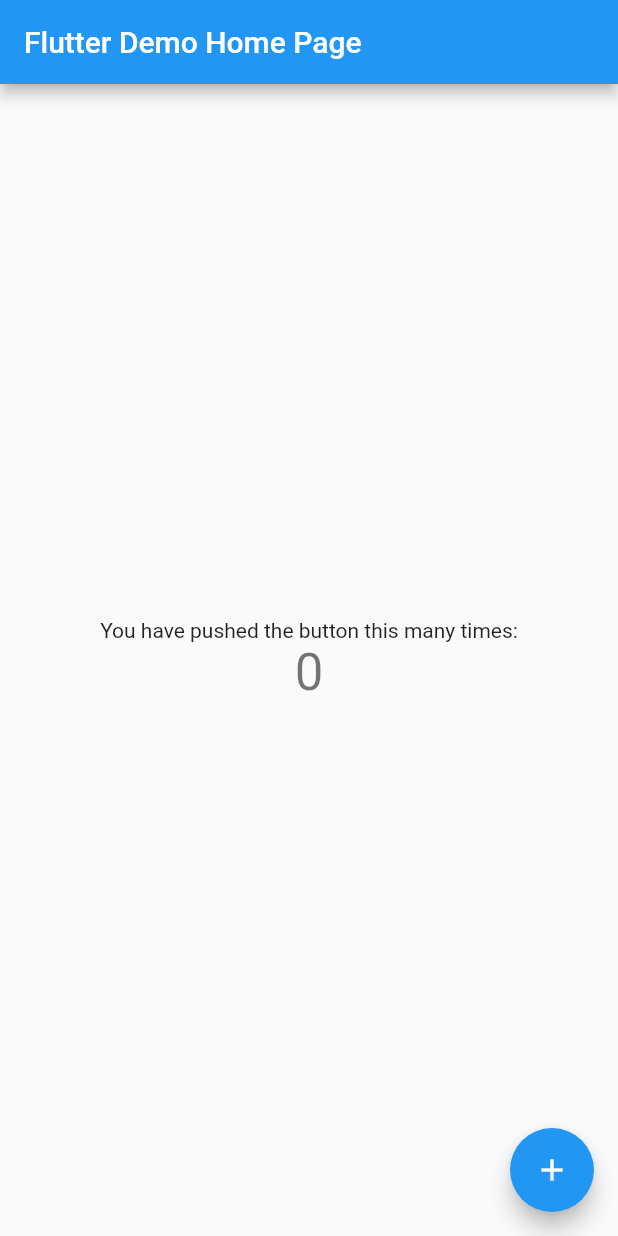
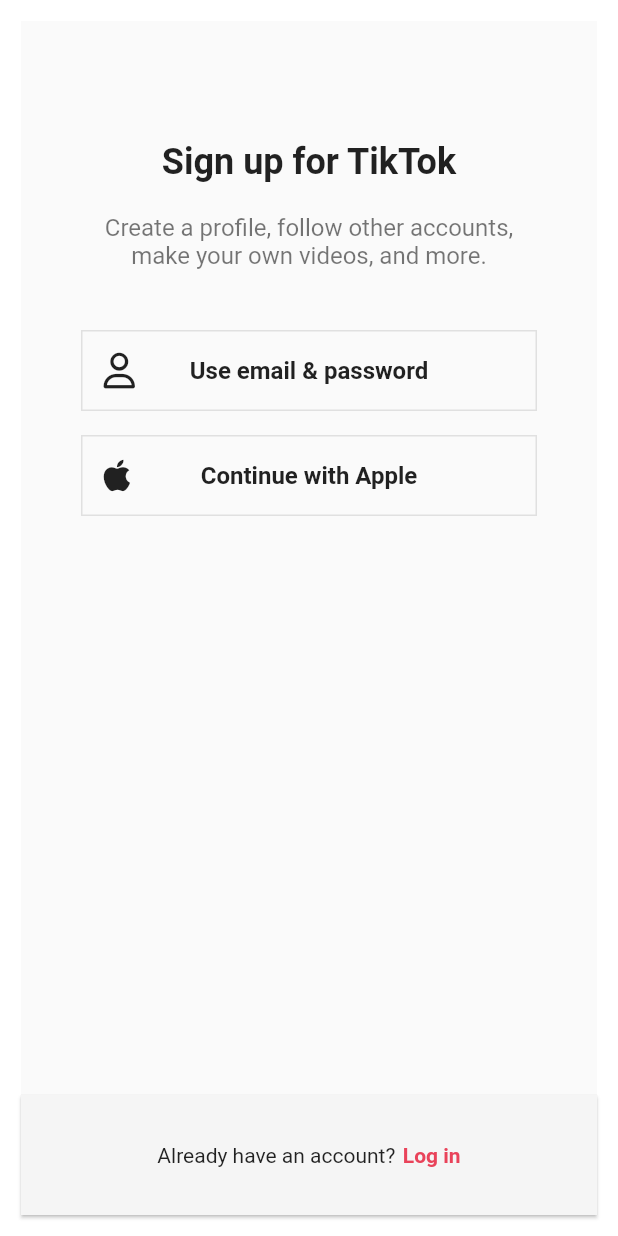
Before and after one commit to kks653/tiktok_clone, a Flutter app: the screen it shows after launch, on a phone screen of 412 x 824 dp. Run offline on Flutter 3.47's test engine with Material 2 defaults, Android fonts, the phone set to English and light mode, and no system bars; our stand-ins replace font_awesome_flutter.

Commit message:
feat: 로그인 및 회원가입 화면 드래프트

```diff
--- a/lib/constants/gaps.dart
+++ b/lib/constants/gaps.dart
@@ -0,0 +1,67 @@
+import 'package:flutter/material.dart';
+import 'package:tiktok_clone/constants/sizes.dart';
+
+class Gaps {
+  // Vertical Gaps
+  static const v1 = SizedBox(height: Sizes.size1);
+  static const v2 = SizedBox(height: Sizes.size2);
+  static const v3 = SizedBox(height: Sizes.size3);
+  static const v4 = SizedBox(height: Sizes.size4);
+  static const v5 = SizedBox(height: Sizes.size5);
+  static const v6 = SizedBox(height: Sizes.size6);
+  static const v7 = SizedBox(height: Sizes.size7);
+  static const v8 = SizedBox(height: Sizes.size8);
+  static const v9 = SizedBox(height: Sizes.size9);
+  static const v10 = SizedBox(height: Sizes.size10);
+  static const v11 = SizedBox(height: Sizes.size11);
+  static const v12 = SizedBox(height: Sizes.size12);
+  static const v14 = SizedBox(height: Sizes.size14);
+  static const v16 = SizedBox(height: Sizes.size16);
+  static const v20 = SizedBox(height: Sizes.size20);
+  static const v24 = SizedBox(height: Sizes.size24);
+  static const v28 = SizedBox(height: Sizes.size28);
+  static const v32 = SizedBox(height: Sizes.size32);
+  static const v36 = SizedBox(height: Sizes.size36);
+  static const v40 = SizedBox(height: Sizes.size40);
+  static const v44 = SizedBox(height: Sizes.size44);
+  static const v48 = SizedBox(height: Sizes.size48);
+  static const v52 = SizedBox(height: Sizes.size52);
+  static const v56 = SizedBox(height: Sizes.size56);
+  static const v60 = SizedBox(height: Sizes.size60);
+  static const v64 = SizedBox(height: Sizes.size64);
+  static const v72 = SizedBox(height: Sizes.size72);
+  static const v80 = SizedBox(height: Sizes.size80);
+  static const v96 = SizedBox(height: Sizes.size96);
+
+  // Horizontal Gaps
+
+  static const h1 = SizedBox(width: Sizes.size1);
+  static const h2 = SizedBox(width: Sizes.size2);
+  static const h3 = SizedBox(width: Sizes.size3);
+  static const h4 = SizedBox(width: Sizes.size4);
+  static const h5 = SizedBox(width: Sizes.size5);
+  static const h6 = SizedBox(width: Sizes.size6);
+  static const h7 = SizedBox(width: Sizes.size7);
+  static const h8 = SizedBox(width: Sizes.size8);
+  static const h9 = SizedBox(width: Sizes.size9);
+  static const h10 = SizedBox(width: Sizes.size10);
+  static const h11 = SizedBox(width: Sizes.size11);
+  static const h12 = SizedBox(width: Sizes.size12);
+  static const h14 = SizedBox(width: Sizes.size14);
+  static const h16 = SizedBox(width: Sizes.size16);
+  static const h20 = SizedBox(width: Sizes.size20);
+  static const h24 = SizedBox(width: Sizes.size24);
+  static const h28 = SizedBox(width: Sizes.size28);
+  static const h32 = SizedBox(width: Sizes.size32);
+  static const h36 = SizedBox(width: Sizes.size36);
+  static const h40 = SizedBox(width: Sizes.size40);
+  static const h44 = SizedBox(width: Sizes.size44);
+  static const h48 = SizedBox(width: Sizes.size48);
+  static const h52 = SizedBox(width: Sizes.size52);
+  static const h56 = SizedBox(width: Sizes.size56);
+  static const h60 = SizedBox(width: Sizes.size60);
+  static const h64 = SizedBox(width: Sizes.size64);
+  static const h72 = SizedBox(width: Sizes.size72);
+  static const h80 = SizedBox(width: Sizes.size80);
+  static const h96 = SizedBox(width: Sizes.size96);
+}
--- a/lib/constants/sizes.dart
+++ b/lib/constants/sizes.dart
@@ -0,0 +1,31 @@
+class Sizes {
+  static const size1 = 1.0;
+  static const size2 = 2.0;
+  static const size3 = 3.0;
+  static const size4 = 4.0;
+  static const size5 = 5.0;
+  static const size6 = 6.0;
+  static const size7 = 7.0;
+  static const size8 = 8.0;
+  static const size9 = 9.0;
+  static const size10 = 10.0;
+  static const size11 = 11.0;
+  static const size12 = 12.0;
+  static const size14 = 14.0;
+  static const size16 = 16.0;
+  static const size20 = 20.0;
+  static const size24 = 24.0;
+  static const size28 = 28.0;
+  static const size32 = 32.0;
+  static const size36 = 36.0;
+  static const size40 = 40.0;
+  static const size44 = 44.0;
+  static const size48 = 48.0;
+  static const size52 = 52.0;
+  static const size56 = 56.0;
+  static const size60 = 60.0;
+  static const size64 = 64.0;
+  static const size72 = 72.0;
+  static const size80 = 80.0;
+  static const size96 = 96.0;
+}
--- /dev/null
+++ b/lib/features/authentication/login_screen.dart
@@ -0,0 +1,82 @@
+import 'package:flutter/material.dart';
+import 'package:font_awesome_flutter/font_awesome_flutter.dart';
+import 'package:tiktok_clone/constants/sizes.dart';
+import 'package:tiktok_clone/features/authentication/sign_up_screen.dart';
+import 'package:tiktok_clone/features/authentication/widgets/auth_button.dart';
+
+import '../../constants/gaps.dart';
+
+class LoginScreen extends StatelessWidget {
+  const LoginScreen({super.key});
+
+  void onSignUpTap(BuildContext context) {
+    Navigator.of(context).pop(MaterialPageRoute(
+      builder: (context) => const SignUpScreen(),
+    ));
+  }
+
+  @override
+  Widget build(BuildContext context) {
+    return Scaffold(
+      body: SafeArea(
+        child: Padding(
+          padding: const EdgeInsets.symmetric(horizontal: Sizes.size40),
+          child: Column(
+            children: const [
+              Gaps.v80,
+              Text(
+                "Log in to TikTok",
+                style: TextStyle(
+                  fontSize: Sizes.size24,
+                  fontWeight: FontWeight.w700,
+                ),
+              ),
+              Gaps.v20,
+              Text(
+                "Manage your account, check notifications, comment on videos, and more.",
+                style: TextStyle(
+                  fontSize: Sizes.size16,
+                  color: Colors.black54,
+                ),
+                textAlign: TextAlign.center,
+              ),
+              Gaps.v40,
+              AuthButton(
+                icon: FaIcon(FontAwesomeIcons.user),
+                text: "Use email & password",
+              ),
+              Gaps.v16,
+              AuthButton(
+                icon: FaIcon(FontAwesomeIcons.apple),
+                text: "Continue with Apple",
+              ),
+            ],
+          ),
+        ),
+      ),
+      bottomNavigationBar: BottomAppBar(
+        color: Colors.grey[100],
+        elevation: 1,
+        child: Padding(
+          padding: const EdgeInsets.symmetric(
+            vertical: Sizes.size32,
+          ),
+          child: Row(mainAxisAlignment: MainAxisAlignment.center, children: [
+            const Text("Don't have an account?"),
+            Gaps.h5,
+            GestureDetector(
+              onTap: () => onSignUpTap(context),
+              child: Text(
+                "Sign up",
+                style: TextStyle(
+                  fontWeight: FontWeight.w600,
+                  color: Theme.of(context).primaryColor,
+                ),
+              ),
+            ),
+          ]),
+        ),
+      ),
+    );
+  }
+}
--- /dev/null
+++ b/lib/features/authentication/sign_up_screen.dart
@@ -0,0 +1,82 @@
+import 'package:flutter/material.dart';
+import 'package:font_awesome_flutter/font_awesome_flutter.dart';
+import 'package:tiktok_clone/constants/sizes.dart';
+import 'package:tiktok_clone/features/authentication/login_screen.dart';
+import 'package:tiktok_clone/features/authentication/widgets/auth_button.dart';
+
+import '../../constants/gaps.dart';
+
+class SignUpScreen extends StatelessWidget {
+  const SignUpScreen({super.key});
+
+  void onLoginTap(BuildContext context) {
+    Navigator.of(context).push(MaterialPageRoute(
+      builder: (context) => const LoginScreen(),
+    ));
+  }
+
+  @override
+  Widget build(BuildContext context) {
+    return Scaffold(
+      body: SafeArea(
+        child: Padding(
+          padding: const EdgeInsets.symmetric(horizontal: Sizes.size40),
+          child: Column(
+            children: const [
+              Gaps.v80,
+              Text(
+                "Sign up for TikTok",
+                style: TextStyle(
+                  fontSize: Sizes.size24,
+                  fontWeight: FontWeight.w700,
+                ),
+              ),
+              Gaps.v20,
+              Text(
+                "Create a profile, follow other accounts, make your own videos, and more.",
+                style: TextStyle(
+                  fontSize: Sizes.size16,
+                  color: Colors.black54,
+                ),
+                textAlign: TextAlign.center,
+              ),
+              Gaps.v40,
+              AuthButton(
+                icon: FaIcon(FontAwesomeIcons.user),
+                text: "Use email & password",
+              ),
+              Gaps.v16,
+              AuthButton(
+                icon: FaIcon(FontAwesomeIcons.apple),
+                text: "Continue with Apple",
+              ),
+            ],
+          ),
+        ),
+      ),
+      bottomNavigationBar: BottomAppBar(
+        color: Colors.grey[100],
+        elevation: 1,
+        child: Padding(
+          padding: const EdgeInsets.symmetric(
+            vertical: Sizes.size32,
+          ),
+          child: Row(mainAxisAlignment: MainAxisAlignment.center, children: [
+            const Text("Already have an account?"),
+            Gaps.h5,
+            GestureDetector(
+              onTap: () => onLoginTap(context),
+              child: Text(
+                "Log in",
+                style: TextStyle(
+                  fontWeight: FontWeight.w600,
+                  color: Theme.of(context).primaryColor,
+                ),
+              ),
+            ),
+          ]),
+        ),
+      ),
+    );
+  }
+}
--- /dev/null
+++ b/lib/features/authentication/widgets/auth_button.dart
@@ -0,0 +1,39 @@
+import 'package:flutter/material.dart';
+import 'package:font_awesome_flutter/font_awesome_flutter.dart';
+
+import '../../../constants/sizes.dart';
+
+class AuthButton extends StatelessWidget {
+  final String text;
+  final FaIcon icon;
+
+  const AuthButton({super.key, required this.text, required this.icon});
+
+  @override
+  Widget build(BuildContext context) {
+    return FractionallySizedBox(
+      widthFactor: 1,
+      child: Container(
+        padding: const EdgeInsets.all(14),
+        decoration: BoxDecoration(
+            border:
+                Border.all(color: Colors.grey.shade300, width: Sizes.size1)),
+        child: Stack(
+          alignment: Alignment.center,
+          children: [
+            Align(
+              alignment: Alignment.centerLeft,
+              child: icon,
+            ),
+            Text(
+              text,
+              textAlign: TextAlign.center,
+              style: const TextStyle(
+                  fontSize: Sizes.size16, fontWeight: FontWeight.w600),
+            ),
+          ],
+        ),
+      ),
+    );
+  }
+}
--- a/lib/main.dart
+++ b/lib/main.dart
@@ -1,11 +1,14 @@
 import 'package:flutter/material.dart';
 
+import 'constants/sizes.dart';
+import 'features/authentication/sign_up_screen.dart';
+
 void main() {
-  runApp(const MyApp());
+  runApp(const TikTokApp());
 }
 
-class MyApp extends StatelessWidget {
-  const MyApp({super.key});
+class TikTokApp extends StatelessWidget {
+  const TikTokApp({super.key});
 
   // This widget is the root of your application.
   @override
@@ -13,103 +16,12 @@ class MyApp extends StatelessWidget {
     return MaterialApp(
       title: 'Flutter Demo',
       theme: ThemeData(
-        // This is the theme of your application.
-        //
-        // Try running your application with "flutter run". You'll see the
-        // application has a blue toolbar. Then, without quitting the app, try
-        // changing the primarySwatch below to Colors.green and then invoke
-        // "hot reload" (press "r" in the console where you ran "flutter run",
-        // or simply save your changes to "hot reload" in a Flutter IDE).
-        // Notice that the counter didn't reset back to zero; the application
-        // is not restarted.
-        primarySwatch: Colors.blue,
+        primaryColor: const Color(0xFFE9435A),
       ),
-      home: const MyHomePage(title: 'Flutter Demo Home Page'),
+      home: const Padding(
+        padding: EdgeInsets.all(Sizes.size14),
+        child: SignUpScreen(),
+      ),
     );
   }
 }
-
-class MyHomePage extends StatefulWidget {
-  const MyHomePage({super.key, required this.title});
-
-  // This widget is the home page of your application. It is stateful, meaning
-  // that it has a State object (defined below) that contains fields that affect
-  // how it looks.
-
-  // This class is the configuration for the state. It holds the values (in this
-  // case the title) provided by the parent (in this case the App widget) and
-  // used by the build method of the State. Fields in a Widget subclass are
-  // always marked "final".
-
-  final String title;
-
-  @override
-  State<MyHomePage> createState() => _MyHomePageState();
-}
-
-class _MyHomePageState extends State<MyHomePage> {
-  int _counter = 0;
-
-  void _incrementCounter() {
-    setState(() {
-      // This call to setState tells the Flutter framework that something has
-      // changed in this State, which causes it to rerun the build method below
-      // so that the display can reflect the updated values. If we changed
-      // _counter without calling setState(), then the build method would not be
-      // called again, and so nothing would appear to happen.
-      _counter++;
-    });
-  }
-
-  @override
-  Widget build(BuildContext context) {
-    // This method is rerun every time setState is called, for instance as done
-    // by the _incrementCounter method above.
-    //
-    // The Flutter framework has been optimized to make rerunning build methods
-    // fast, so that you can just rebuild anything that needs updating rather
-    // than having to individually change instances of widgets.
-    return Scaffold(
-      appBar: AppBar(
-        // Here we take the value from the MyHomePage object that was created by
-        // the App.build method, and use it to set our appbar title.
-        title: Text(widget.title),
-      ),
-      body: Center(
-        // Center is a layout widget. It takes a single child and positions it
-        // in the middle of the parent.
-        child: Column(
-          // Column is also a layout widget. It takes a list of children and
-          // arranges them vertically. By default, it sizes itself to fit its
-          // children horizontally, and tries to be as tall as its parent.
-          //
-          // Invoke "debug painting" (press "p" in the console, choose the
-          // "Toggle Debug Paint" action from the Flutter Inspector in Android
-          // Studio, or the "Toggle Debug Paint" command in Visual Studio Code)
-          // to see the wireframe for each widget.
-          //
-          // Column has various properties to control how it sizes itself and
-          // how it positions its children. Here we use mainAxisAlignment to
-          // center the children vertically; the main axis here is the vertical
-          // axis because Columns are vertical (the cross axis would be
-          // horizontal).
-          mainAxisAlignment: MainAxisAlignment.center,
-          children: <Widget>[
-            const Text(
-              'You have pushed the button this many times:',
-            ),
-            Text(
-              '$_counter',
-              style: Theme.of(context).textTheme.headlineMedium,
-            ),
-          ],
-        ),
-      ),
-      floatingActionButton: FloatingActionButton(
-        onPressed: _incrementCounter,
-        tooltip: 'Increment',
-        child: const Icon(Icons.add),
-      ), // This trailing comma makes auto-formatting nicer for build methods.
-    );
-  }
-}
--- a/pubspec.yaml
+++ b/pubspec.yaml
@@ -30,6 +30,8 @@ environment:
 dependencies:
   flutter:
     sdk: flutter
+
+  font_awesome_flutter: 10.3.0
 
 
   # The following adds the Cupertino Icons font to your application.
```
Also changed, not shown: pubspec.lock, 1 other file.
